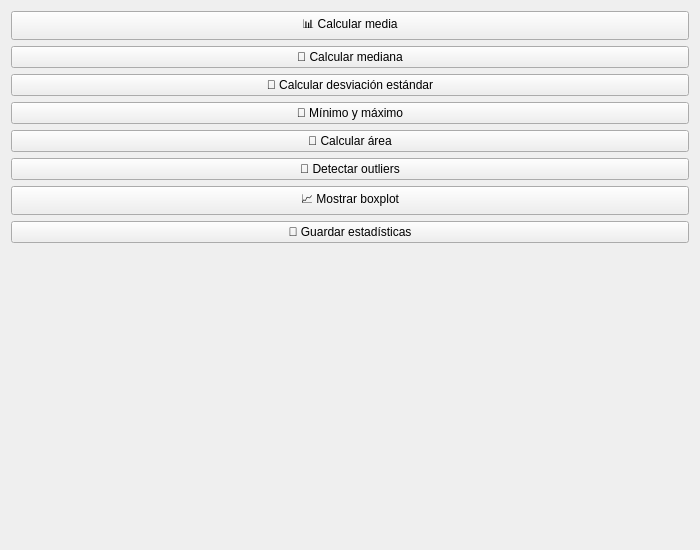
Before: the Qt Designer form statswindow.ui in Fantasm4no/VisionxComputador, drawn with Qt 5.
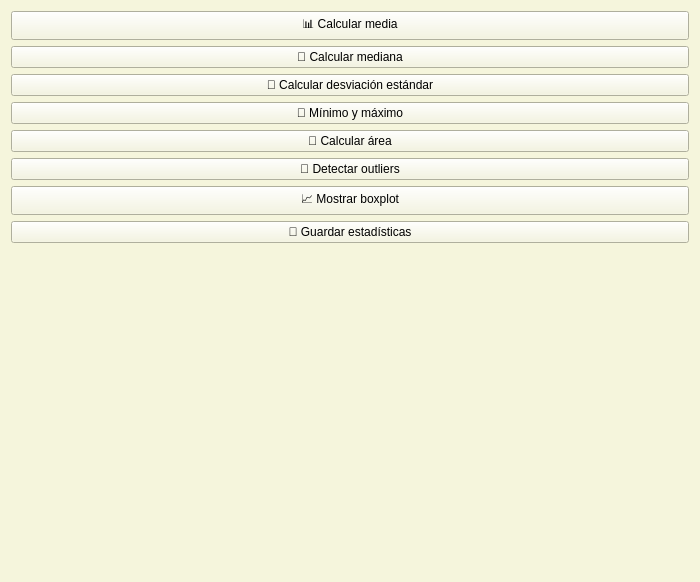
After: the same form once the commit is applied. Custom widgets are drawn as their Qt base class.

Commit message: Ventana filtros terminado y Generacion de video

What changed in the file:
```diff
--- a/statswindow.ui
+++ b/statswindow.ui
@@ -7,12 +7,15 @@
     <x>0</x>
     <y>0</y>
     <width>700</width>
-    <height>550</height>
+    <height>582</height>
    </rect>
   </property>
   <property name="windowTitle">
    <string>Estadísticas de Zona de Interés</string>
   </property>
+  <property name="styleSheet">
+   <string notr="true">background-color: rgb( 245, 245, 220 );</string>
+  </property>
   <layout class="QVBoxLayout" name="verticalLayout">
    <item>
     <widget class="QPushButton" name="btnMedia">
```
Left out of the diff: 14 changed lines with no effect on the pictures. The commit also changes 7 other files.
